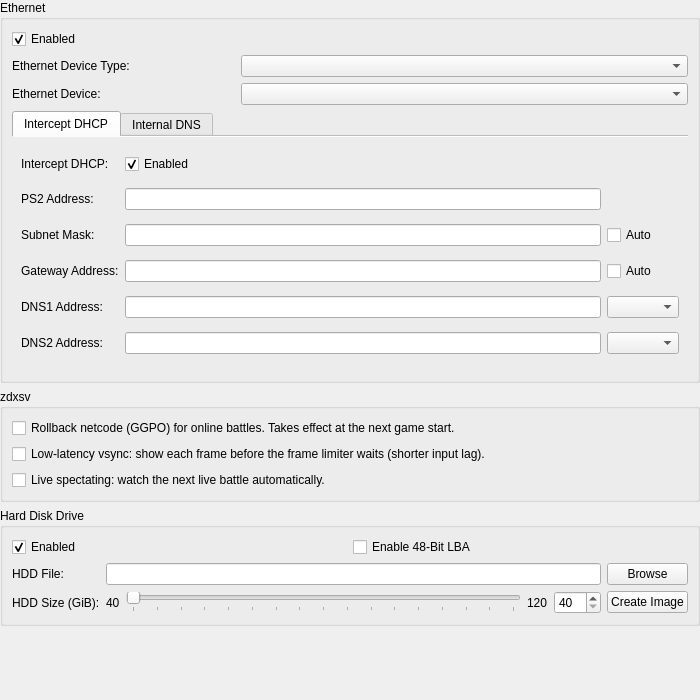
This is pcsx2-qt/Settings/DEV9SettingsWidget.ui in inada-s/pcsx2 as Qt 5 draws it before an edit. The edited form follows.
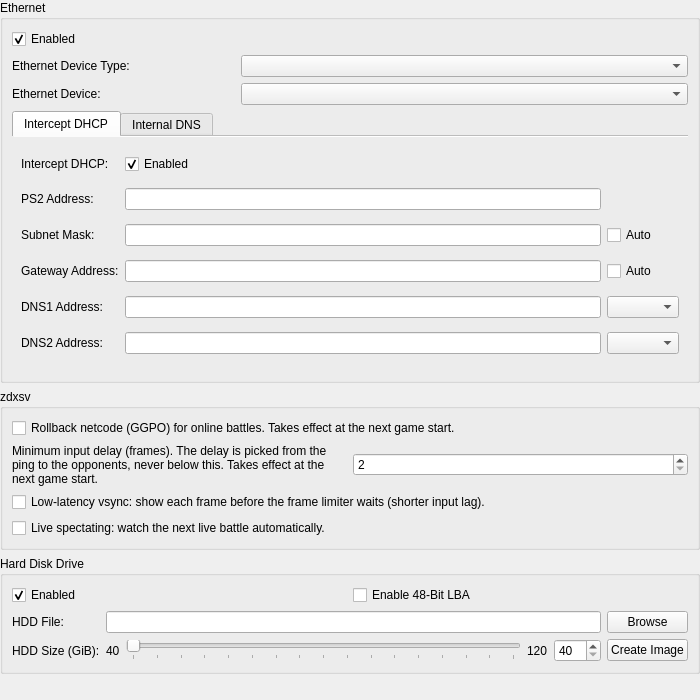
This is the edited form.

Commit message: zdxsv: setting ZdxsvGgpoMinDelay, the lowest GGPO input delay (as gdxsv MinDelay)

```diff
--- a/pcsx2-qt/Settings/DEV9SettingsWidget.ui
+++ b/pcsx2-qt/Settings/DEV9SettingsWidget.ui
@@ -308,6 +308,33 @@
         </property>
        </widget>
       </item>
+      <item>
+       <layout class="QHBoxLayout" name="zdxsvGgpoMinDelayLayout">
+        <item>
+         <widget class="QLabel" name="zdxsvGgpoMinDelayLabel">
+          <property name="text">
+           <string>Minimum input delay (frames). The delay is picked from the ping to the opponents, never below this. Takes effect at the next game start.</string>
+          </property>
+          <property name="wordWrap">
+           <bool>true</bool>
+          </property>
+         </widget>
+        </item>
+        <item>
+         <widget class="QSpinBox" name="zdxsvGgpoMinDelay">
+          <property name="minimum">
+           <number>2</number>
+          </property>
+          <property name="maximum">
+           <number>6</number>
+          </property>
+          <property name="value">
+           <number>2</number>
+          </property>
+         </widget>
+        </item>
+       </layout>
+      </item>
       <item>
        <widget class="QCheckBox" name="zdxsvLowLatencyVsync">
         <property name="text">
```
The commit also changes 6 other files.
